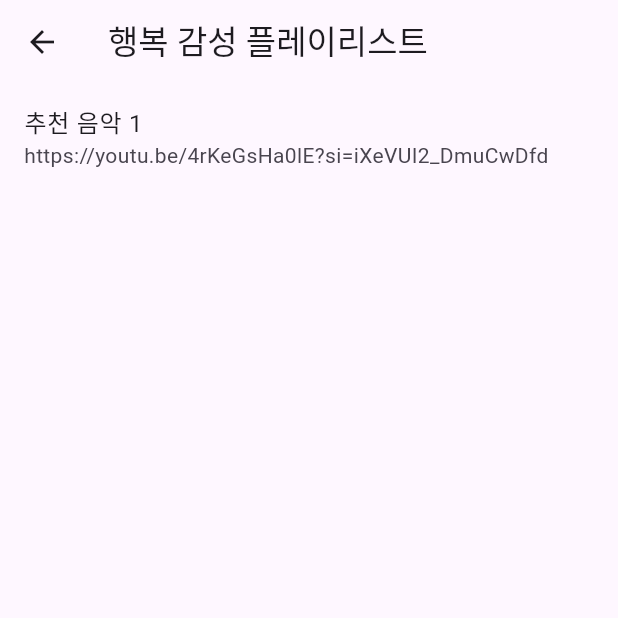
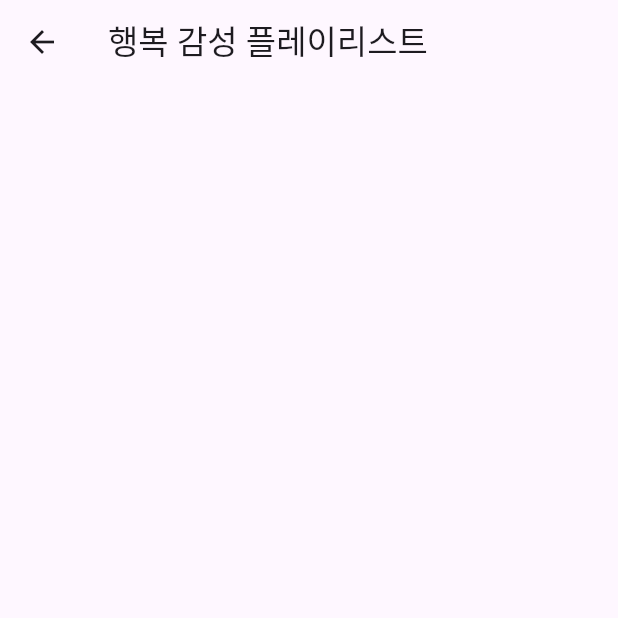
Before and after one commit to innoo47/ethereal, a Flutter app: the screen it shows after launch, after a tap on "행복", on a phone screen of 412 x 824 dp, the top half of it. Run offline on Flutter 3.47's test engine with Material 3 defaults, Android fonts, the phone set to English and light mode, and no system bars; our stand-ins replace firebase_core; accounts and stored records are empty; network calls fail.

Commit message:
code fix

```diff
--- a/ethereal/lib/presentation/screens/music_screen.dart
+++ b/ethereal/lib/presentation/screens/music_screen.dart
@@ -13,9 +13,7 @@ class MusicScreen extends StatefulWidget {
 
 class _MusicScreenState extends State<MusicScreen> {
   final YouTubeService _youtubeService = YouTubeService();
-  List<String> _videoUrls = [
-    'https://youtu.be/4rKeGsHa0lE?si=iXeVUI2_DmuCwDfd',
-  ];
+  List<String> _videoUrls = [];
   bool _isLoading = true;
 
   @override
```
